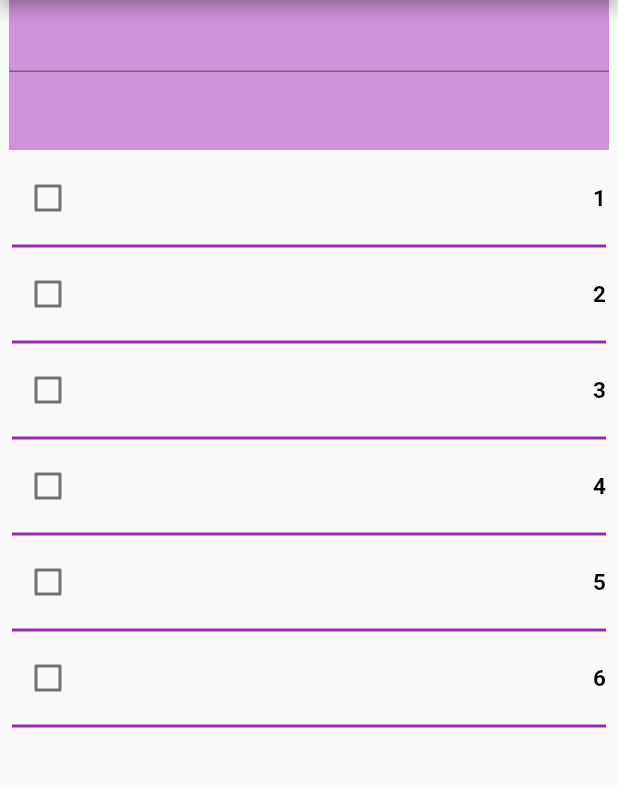
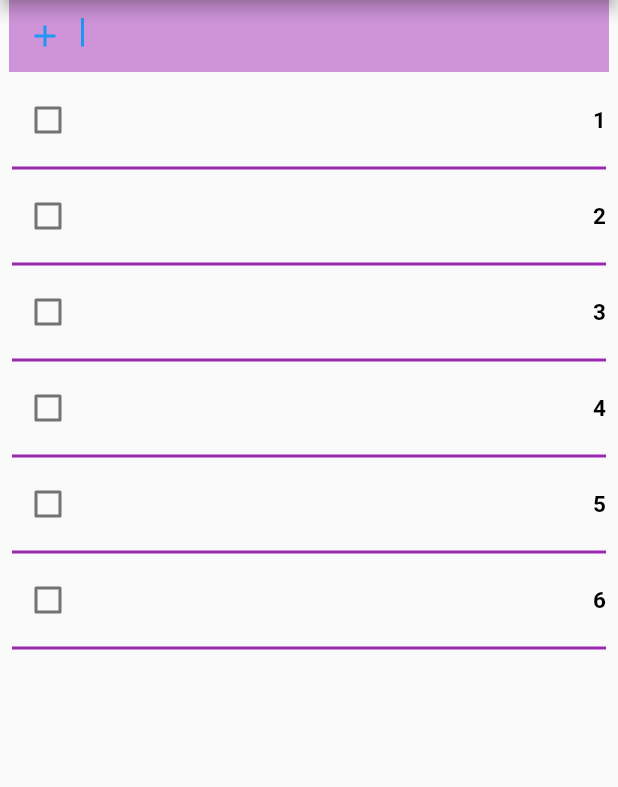
Before and after one commit to tatarmagda/todoapp, a Flutter app: the screen it shows after launch, on a phone screen of 412 x 824 dp, the part 84-871 px from its top. Run offline on Flutter 3.47's test engine with Material 2 defaults, Android fonts, the phone set to English and light mode, and no system bars.

Commit message:
po zepsuciu

```diff
--- a/lib/screens.dart/home.dart
+++ b/lib/screens.dart/home.dart
@@ -12,7 +12,7 @@ class MyHomePage extends StatelessWidget {
     "5",
     "6",
   ];
-
+  TextEditingController controller = TextEditingController();
   @override
   Widget build(BuildContext context) {
     return Scaffold(
@@ -40,9 +40,23 @@ class MyHomePage extends StatelessWidget {
           // Center jest stricte rodzicem i każe robić dokładnie co chcemy
           Center(
             child: Container(
-              child: TextFormField(),
+              child: TextFormField(
+                onChanged: (string) {
+                  print(string);
+                },
+                keyboardType: TextInputType.number,
+                minLines: 1,
+                maxLines: 5,
+                autofocus: true,
+                decoration: InputDecoration(
+                    prefixIcon: IconButton(
+                      onPressed: () {},
+                      icon: Icon(Icons.add),
+                    ),
+                    border: InputBorder.none),
+              ),
               width: MediaQuery.of(context).size.width - 12,
-              height: 100.0,
+              // height: 100.0,
               color: Colors.purple[200],
             ),
           ),
@@ -79,7 +93,7 @@ class MyHomePage extends StatelessWidget {
               ),
             ],
           ),
-          Divider(
+          const Divider(
             color: Colors.purple,
             thickness: 2.0,
           )
```
